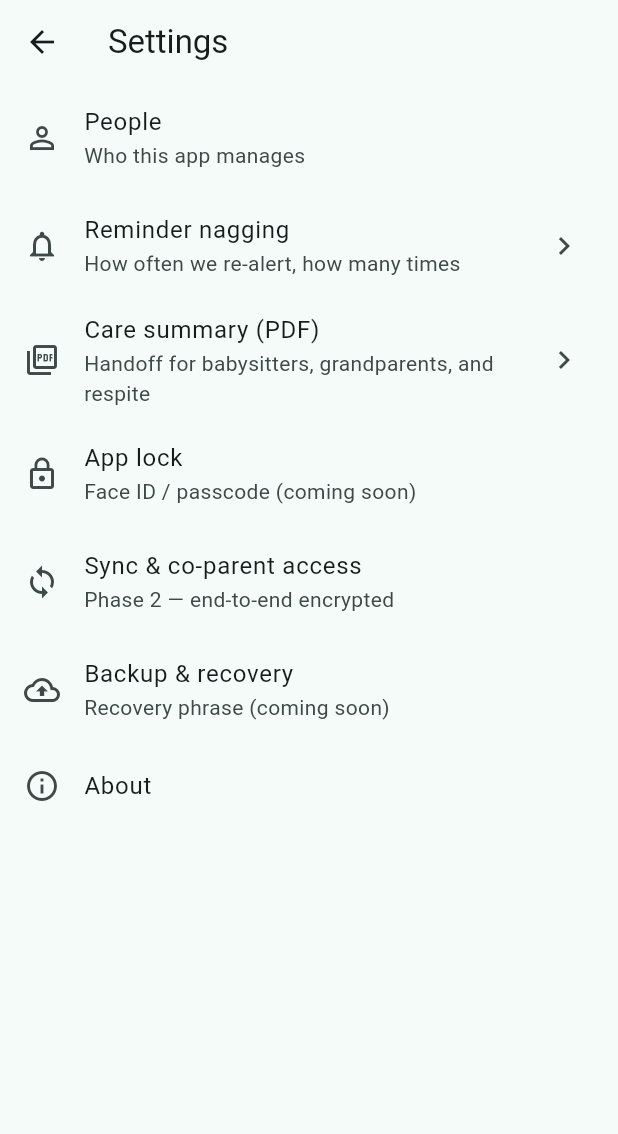
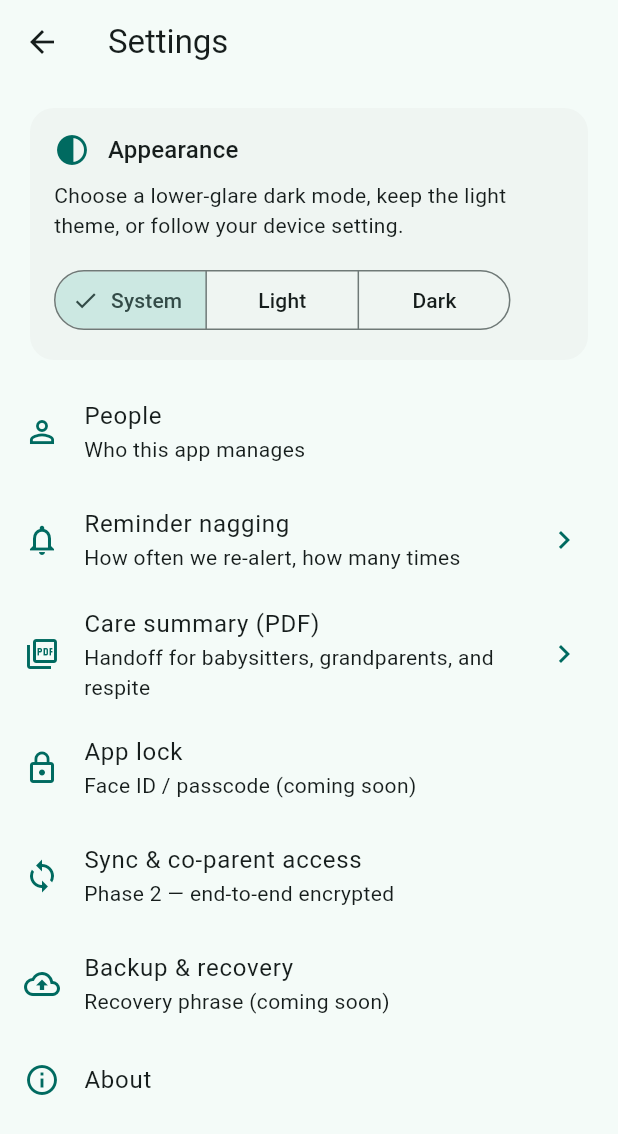
Before and after one commit to KarMarsten/were-all-in-this-together, a Flutter app: the screen it shows after launch, after a tap on the "settings" icon, on a phone screen of 412 x 824 dp. Shown: the top 1134 px of the screen. Run offline on Flutter 3.47's test engine with Material 3 defaults, Android fonts, the phone set to English and light mode, and no system bars; our stand-ins replace drift, drift_flutter, flutter_local_notifications, flutter_riverpod, flutter_secure_storage, flutter_timezone and 6 more; missing offline and left inert: cryptography; accounts and stored records are empty; generated files the repository leaves out were written again.

Commit message:
Add user-friendly dark mode (#41)
Persist a per-device appearance preference and soften the dark palette so release builds offer lower-glare usage without compromising startup reliability.

Made-with: Cursor

```diff
--- a/lib/app.dart
+++ b/lib/app.dart
@@ -5,6 +5,7 @@ import 'package:flutter_riverpod/flutter_riverpod.dart';
 
 import 'package:were_all_in_this_together/core/router/app_router.dart';
 import 'package:were_all_in_this_together/core/theme/app_theme.dart';
+import 'package:were_all_in_this_together/core/theme/theme_mode_preference.dart';
 import 'package:were_all_in_this_together/features/medications/notifications/pending_ack_drainer.dart';
 import 'package:were_all_in_this_together/features/people/presentation/providers.dart';
 
@@ -42,6 +43,7 @@ class _AppState extends ConsumerState<App> with WidgetsBindingObserver {
 
   Future<void> _drain() async {
     if (!mounted) return;
+    try {
       final drainer = ref.read(pendingAckDrainerProvider);
       final written = await drainer.drain();
       if (written > 0 && mounted) {
@@ -49,15 +51,24 @@ class _AppState extends ConsumerState<App> with WidgetsBindingObserver {
         // reconciler's dose-log input is now stale, so nudge it.
         ref.invalidate(peopleListProvider);
       }
+    } on Object catch (error, st) {
+      debugPrint('App startup: pending ACK drain skipped ($error)');
+      debugPrintStack(stackTrace: st);
+    }
   }
 
   @override
   Widget build(BuildContext context) {
     final router = ref.watch(appRouterProvider);
+    final themePreference = ref.watch(themeModePreferenceProvider);
     return MaterialApp.router(
       title: "We're All In This Together",
       theme: AppTheme.light(),
       darkTheme: AppTheme.dark(),
+      themeMode: themePreference.maybeWhen(
+        data: (preference) => preference.themeMode,
+        orElse: () => ThemeMode.system,
+      ),
       routerConfig: router,
       debugShowCheckedModeBanner: false,
     );
--- a/lib/core/theme/app_theme.dart
+++ b/lib/core/theme/app_theme.dart
@@ -18,17 +18,55 @@ class AppTheme {
 
   static ThemeData light() => _base(Brightness.light);
 
-  static ThemeData dark() => _base(Brightness.dark);
-
-  static ThemeData _base(Brightness brightness) {
+  static ThemeData dark() {
     final scheme = ColorScheme.fromSeed(
       seedColor: _seed,
-      brightness: brightness,
+      brightness: Brightness.dark,
+    ).copyWith(
+      surface: const Color(0xFF111817),
+      surfaceContainerLowest: const Color(0xFF0D1413),
+      surfaceContainerLow: const Color(0xFF182221),
+      surfaceContainer: const Color(0xFF1D2927),
+      surfaceContainerHigh: const Color(0xFF263331),
+      surfaceContainerHighest: const Color(0xFF303D3B),
+      onSurface: const Color(0xFFE5ECE9),
+      onSurfaceVariant: const Color(0xFFC3D0CC),
+      primary: const Color(0xFF9BCDC3),
+      onPrimary: const Color(0xFF073731),
+      primaryContainer: const Color(0xFF24544D),
+      onPrimaryContainer: const Color(0xFFD2F1EC),
+      secondaryContainer: const Color(0xFF344B47),
+      onSecondaryContainer: const Color(0xFFD7E7E3),
+      outline: const Color(0xFF84938F),
     );
+    return _base(
+      Brightness.dark,
+      colorScheme: scheme,
+      scaffoldBackgroundColor: const Color(0xFF0D1413),
+    );
+  }
+
+  static ThemeData _base(
+    Brightness brightness, {
+    ColorScheme? colorScheme,
+    Color? scaffoldBackgroundColor,
+  }) {
+    final scheme = colorScheme ??
+        ColorScheme.fromSeed(
+          seedColor: _seed,
+          brightness: brightness,
+        );
     return ThemeData(
       useMaterial3: true,
       colorScheme: scheme,
+      scaffoldBackgroundColor: scaffoldBackgroundColor,
       visualDensity: VisualDensity.adaptivePlatformDensity,
+      appBarTheme: AppBarTheme(
+        centerTitle: false,
+        backgroundColor: scheme.surface,
+        foregroundColor: scheme.onSurface,
+        surfaceTintColor: Colors.transparent,
+      ),
       filledButtonTheme: FilledButtonThemeData(
         style: FilledButton.styleFrom(
           minimumSize: const Size(88, 48),
@@ -41,6 +79,22 @@ class AppTheme {
           borderRadius: BorderRadius.circular(16),
         ),
         color: scheme.surfaceContainerLow,
+      ),
+      dividerTheme: DividerThemeData(
+        color: scheme.outlineVariant.withValues(alpha: 0.55),
+      ),
+      inputDecorationTheme: InputDecorationTheme(
+        filled: brightness == Brightness.dark,
+        fillColor: brightness == Brightness.dark
+            ? scheme.surfaceContainerLow
+            : null,
+        border: OutlineInputBorder(
+          borderRadius: BorderRadius.circular(12),
+        ),
+      ),
+      listTileTheme: ListTileThemeData(
+        iconColor: scheme.primary,
+        textColor: scheme.onSurface,
       ),
     );
   }
--- /dev/null
+++ b/lib/core/theme/theme_mode_preference.dart
@@ -0,0 +1,91 @@
+import 'package:flutter/material.dart';
+import 'package:flutter_riverpod/flutter_riverpod.dart';
+import 'package:shared_preferences/shared_preferences.dart';
+
+enum AppThemeModePreference {
+  system,
+  light,
+  dark;
+
+  ThemeMode get themeMode {
+    switch (this) {
+      case AppThemeModePreference.system:
+        return ThemeMode.system;
+      case AppThemeModePreference.light:
+        return ThemeMode.light;
+      case AppThemeModePreference.dark:
+        return ThemeMode.dark;
+    }
+  }
+
+  String get label {
+    switch (this) {
+      case AppThemeModePreference.system:
+        return 'System';
+      case AppThemeModePreference.light:
+        return 'Light';
+      case AppThemeModePreference.dark:
+        return 'Dark';
+    }
+  }
+
+  String get description {
+    switch (this) {
+      case AppThemeModePreference.system:
+        return 'Match this device';
+      case AppThemeModePreference.light:
+        return 'Bright, airy colors';
+      case AppThemeModePreference.dark:
+        return 'Lower-glare colors';
+    }
+  }
+
+  static AppThemeModePreference fromWireName(String? value) {
+    for (final pref in AppThemeModePreference.values) {
+      if (pref.name == value) return pref;
+    }
+    return AppThemeModePreference.system;
+  }
+}
+
+abstract class ThemeModePreferenceRepository {
+  Future<AppThemeModePreference> load();
+
+  Future<void> save(AppThemeModePreference preference);
+}
+
+class SharedPreferencesThemeModePreferenceRepository
+    implements ThemeModePreferenceRepository {
+  SharedPreferencesThemeModePreferenceRepository({
+    required Future<SharedPreferences> Function() preferencesLoader,
+  }) : _load = preferencesLoader;
+
+  final Future<SharedPreferences> Function() _load;
+
+  static const String _key = 'appearance.themeMode';
+
+  @override
+  Future<AppThemeModePreference> load() async {
+    final prefs = await _load();
+    return AppThemeModePreference.fromWireName(prefs.getString(_key));
+  }
+
+  @override
+  Future<void> save(AppThemeModePreference preference) async {
+    final prefs = await _load();
+    await prefs.setString(_key, preference.name);
+  }
+}
+
+final themeModePreferenceRepositoryProvider =
+    Provider<ThemeModePreferenceRepository>((ref) {
+  return SharedPreferencesThemeModePreferenceRepository(
+    preferencesLoader: SharedPreferences.getInstance,
+  );
+});
+
+final themeModePreferenceProvider =
+    FutureProvider<AppThemeModePreference>((ref) async {
+  final repo = ref.watch(themeModePreferenceRepositoryProvider);
+  return repo.load();
+});
--- a/lib/features/settings/ui/settings_screen.dart
+++ b/lib/features/settings/ui/settings_screen.dart
@@ -1,17 +1,36 @@
 import 'package:flutter/material.dart';
+import 'package:flutter_riverpod/flutter_riverpod.dart';
 import 'package:go_router/go_router.dart';
 
 import 'package:were_all_in_this_together/core/router/app_router.dart';
+import 'package:were_all_in_this_together/core/theme/theme_mode_preference.dart';
 
-class SettingsScreen extends StatelessWidget {
+class SettingsScreen extends ConsumerWidget {
   const SettingsScreen({super.key});
 
   @override
-  Widget build(BuildContext context) {
+  Widget build(BuildContext context, WidgetRef ref) {
+    final themeModeAsync = ref.watch(themeModePreferenceProvider);
     return Scaffold(
       appBar: AppBar(title: const Text('Settings')),
       body: ListView(
         children: [
+          themeModeAsync.when(
+            loading: () => const ListTile(
+              leading: Icon(Icons.contrast_outlined),
+              title: Text('Appearance'),
+              subtitle: Text('Loading...'),
+            ),
+            error: (error, _) => ListTile(
+              leading: const Icon(Icons.contrast_outlined),
+              title: const Text('Appearance'),
+              subtitle: Text("Couldn't load appearance: $error"),
+            ),
+            data: (preference) => _AppearanceTile(
+              preference: preference,
+              onChanged: (next) => _saveThemeMode(context, ref, next),
+            ),
+          ),
           const ListTile(
             leading: Icon(Icons.person_outline),
             title: Text('People'),
@@ -58,4 +77,89 @@ class SettingsScreen extends StatelessWidget {
       ),
     );
   }
+
+  Future<void> _saveThemeMode(
+    BuildContext context,
+    WidgetRef ref,
+    AppThemeModePreference preference,
+  ) async {
+    final messenger = ScaffoldMessenger.of(context);
+    try {
+      final repo = ref.read(themeModePreferenceRepositoryProvider);
+      await repo.save(preference);
+      ref.invalidate(themeModePreferenceProvider);
+    } on Object catch (error) {
+      messenger.showSnackBar(
+        SnackBar(
+          content: Text("Couldn't save appearance: $error"),
+          behavior: SnackBarBehavior.floating,
+        ),
+      );
+    }
+  }
 }
+
+class _AppearanceTile extends StatelessWidget {
+  const _AppearanceTile({
+    required this.preference,
+    required this.onChanged,
+  });
+
+  final AppThemeModePreference preference;
+  final ValueChanged<AppThemeModePreference> onChanged;
+
+  @override
+  Widget build(BuildContext context) {
+    return Padding(
+      padding: const EdgeInsets.fromLTRB(16, 12, 16, 8),
+      child: Card(
+        elevation: 0,
+        child: Padding(
+          padding: const EdgeInsets.all(16),
+          child: Column(
+            crossAxisAlignment: CrossAxisAlignment.start,
+            children: [
+              Row(
+                children: [
+                  Icon(
+                    Icons.contrast_outlined,
+                    color: Theme.of(context).colorScheme.primary,
+                  ),
+                  const SizedBox(width: 12),
+                  Expanded(
+                    child: Text(
+                      'Appearance',
+                      style: Theme.of(context).textTheme.titleMedium,
+                    ),
+                  ),
+                ],
+              ),
+              const SizedBox(height: 8),
+              Text(
+                'Choose a lower-glare dark mode, keep the light theme, or '
+                'follow your device setting.',
+                style: Theme.of(context).textTheme.bodyMedium,
+              ),
+              const SizedBox(height: 16),
+              SegmentedButton<AppThemeModePreference>(
+                segments: [
+                  for (final option in AppThemeModePreference.values)
+                    ButtonSegment(
+                      value: option,
+                      label: Text(option.label),
+                      tooltip: option.description,
+                    ),
+                ],
+                selected: {preference},
+                onSelectionChanged: (selection) {
+                  final next = selection.single;
+                  if (next != preference) onChanged(next);
+                },
+              ),
+            ],
+          ),
+        ),
+      ),
+    );
+  }
+}
--- a/lib/main.dart
+++ b/lib/main.dart
@@ -4,7 +4,6 @@ import 'package:flutter_riverpod/flutter_riverpod.dart';
 import 'package:were_all_in_this_together/app.dart';
 
 void main() {
-  // Future: initialize timezone data, notifications, crypto keys,
-  // database, and secure storage here before runApp.
+  WidgetsFlutterBinding.ensureInitialized();
   runApp(const ProviderScope(child: App()));
 }
```
Also changed, not shown: 1 other file. Lines whose indentation alone changed are shown as unchanged.
